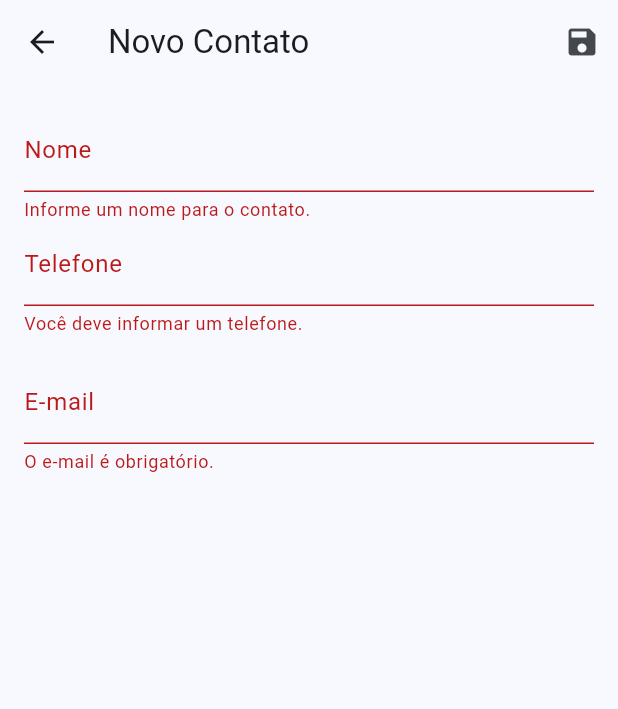
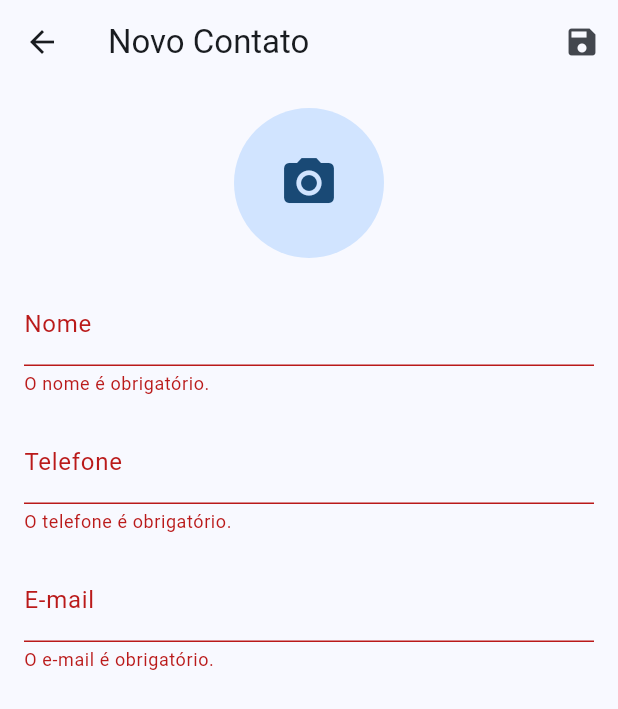
Before and after one commit to felbart/contatosplus, a Flutter app: the ContactForm screen opened by its route, after a tap on the "save" icon, on a phone screen of 412 x 824 dp. Shown: the top 709 px of the screen. Run offline on Flutter 3.47's test engine with Material 3 defaults, Android fonts, the light colour scheme and no system bars; our stand-ins replace brasil_fields, image_picker, sqflite; accounts and stored records are empty; network calls fail.

Commit message:
Alterando forms

```diff
--- a/lib/app/view/contact_form.dart
+++ b/lib/app/view/contact_form.dart
@@ -1,18 +1,64 @@
+import 'dart:io';
+import 'package:contatos_plus/app/domain/contact.dart';
+import 'package:contatos_plus/app/database/db_helper.dart';
 import 'package:flutter/material.dart';
-import 'package:mask_text_input_formatter/mask_text_input_formatter.dart';
+import 'package:brasil_fields/brasil_fields.dart';
+import 'package:flutter/services.dart';
+import 'package:image_picker/image_picker.dart';
 
 class ContactForm extends StatefulWidget {
-  const ContactForm({super.key});
+  final Contact? contato;
+
+  const ContactForm({Key? key, this.contato}) : super(key: key);
 
   @override
   State<ContactForm> createState() => _ContactFormState();
 }
 
 class _ContactFormState extends State<ContactForm> {
-  final _formKey = GlobalKey<FormState>();
+  final _formKey =
+      GlobalKey<FormState>(); // Descomentei e ativei o uso da variável
+
   final _nomeController = TextEditingController();
   final _telefoneController = TextEditingController();
   final _emailController = TextEditingController();
+  File? _urlAvatar; // Variável para armazenar o avatar selecionado como arquivo
+
+  final ImagePicker _picker = ImagePicker();
+
+  @override
+  void initState() {
+    super.initState();
+
+    if (widget.contato != null) {
+      _nomeController.text = widget.contato!.nome;
+      _telefoneController.text = widget.contato!.telefone;
+      _emailController.text = widget.contato!.email;
+      _urlAvatar = File(widget.contato!.urlAvatar);
+    }
+  }
+
+  void _salvarContato() async {
+    final nome = _nomeController.text;
+    final telefone = _telefoneController.text;
+    final email = _emailController.text;
+    final urlAvatar = _urlAvatar?.path;
+
+    final contact = {
+      'id': widget.contato?.id,
+      'nome': nome,
+      'telefone': telefone,
+      'email': email,
+      'url_avatar': urlAvatar,
+    };
+
+    final dbHelper = DbHelper();
+    await dbHelper.insertContact(contact);
+
+    print('Contato salvo com sucesso');
+
+    Navigator.of(context).pop(true);
+  }
 
   @override
   Widget build(BuildContext context) {
@@ -33,32 +79,51 @@ class _ContactFormState extends State<ContactForm> {
       body: Padding(
         padding: const EdgeInsets.all(16.0),
         child: Form(
-          key: _formKey,
+          key: _formKey, // Integrando o _formKey no widget Form
           child: Column(
             crossAxisAlignment: CrossAxisAlignment.start,
             children: [
+              Center(
+                child: GestureDetector(
+                  onTap: _pickAvatar,
+                  child: CircleAvatar(
+                    radius: 50,
+                    backgroundImage:
+                        _urlAvatar != null ? FileImage(_urlAvatar!) : null,
+                    child: _urlAvatar == null
+                        ? const Icon(Icons.camera_alt, size: 40)
+                        : null,
+                  ),
+                ),
+              ),
+              const SizedBox(height: 16),
               TextFormField(
                 controller: _nomeController,
                 decoration: const InputDecoration(labelText: 'Nome'),
                 textInputAction: TextInputAction.next,
                 validator: (value) {
                   if (value == null || value.isEmpty) {
-                    return 'Informe um nome para o contato.';
+                    return 'O nome é obrigatório.';
                   }
                   return null;
                 },
               ),
+              const SizedBox(height: 16),
               TextFormField(
                 controller: _telefoneController,
                 decoration: const InputDecoration(labelText: 'Telefone'),
                 keyboardType: TextInputType.phone,
                 textInputAction: TextInputAction.next,
+                inputFormatters: [
+                  FilteringTextInputFormatter.digitsOnly,
+                  TelefoneInputFormatter(),
+                ],
                 validator: (value) {
                   if (value == null || value.isEmpty) {
-                    return 'Você deve informar um telefone.';
+                    return 'O telefone é obrigatório.';
                   }
-                  if (!RegExp(r'^\d+$').hasMatch(value)) {
-                    return 'Insira apenas números.';
+                  if (value.length < 14) {
+                    return 'Insira um número de telefone válido.';
                   }
                   return null;
                 },
@@ -74,7 +139,7 @@ class _ContactFormState extends State<ContactForm> {
                     return 'O e-mail é obrigatório.';
                   }
                   if (!RegExp(r'^[^@]+@[^@]+\.[^@]+').hasMatch(value)) {
-                    return 'Insira um email válido.';
+                    return 'Insira um e-mail válido.';
                   }
                   return null;
                 },
@@ -86,16 +151,13 @@ class _ContactFormState extends State<ContactForm> {
     );
   }
 
-  void _salvarContato() {
-    // Aqui você pode implementar a lógica para salvar os dados do contato
-    final nome = _nomeController.text;
-    final telefone = _telefoneController.text;
-    final email = _emailController.text;
+  Future<void> _pickAvatar() async {
+    final pickedFile = await _picker.pickImage(source: ImageSource.gallery);
 
-    // Exemplo de print para teste
-    print('Nome: $nome, Telefone: $telefone, Email: $email');
-
-    // Navega de volta após salvar
-    Navigator.of(context).pop();
+    if (pickedFile != null) {
+      setState(() {
+        _urlAvatar = File(pickedFile.path);
+      });
+    }
   }
 }
--- a/pubspec.yaml
+++ b/pubspec.yaml
@@ -15,8 +15,9 @@ dependencies:
   google_fonts: ^6.2.1
   sqflite: any
   path:
+  image_picker: ^0.8.7
   flutter_initicon: any
-  mask_text_input_formatter: any
+  brasil_fields: ^1.15.0
 
 
 dev_dependencies:
```
Also changed, not shown: lib/app/database/db_helper.dart (+25 -0 lines), pubspec.lock.
